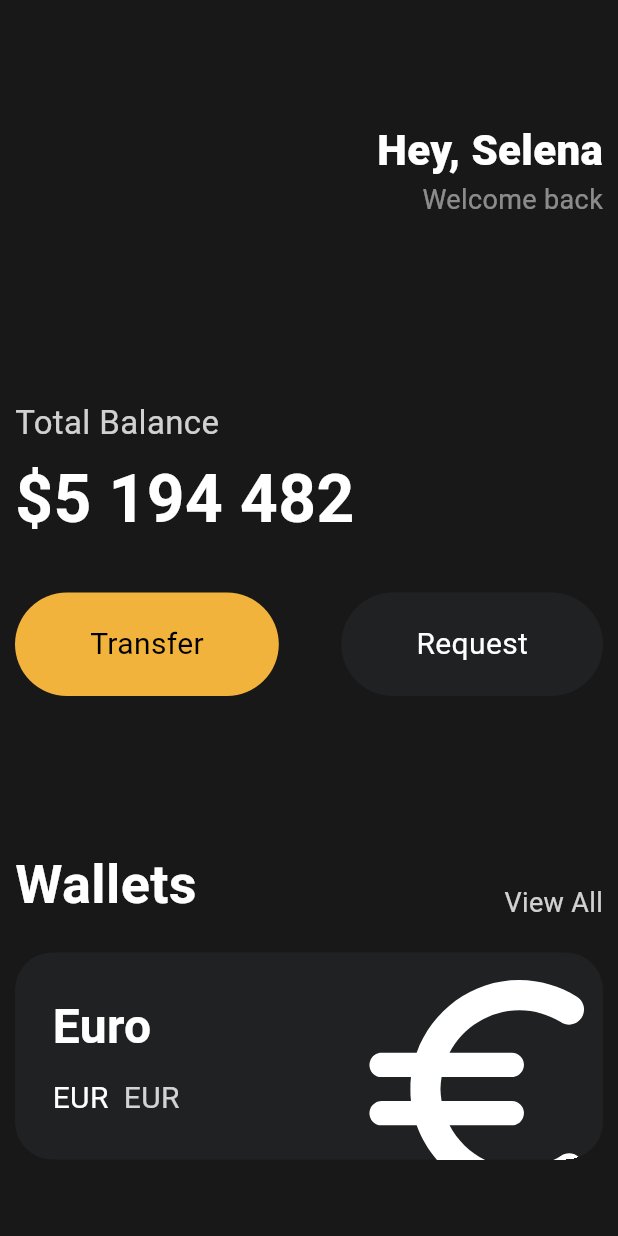
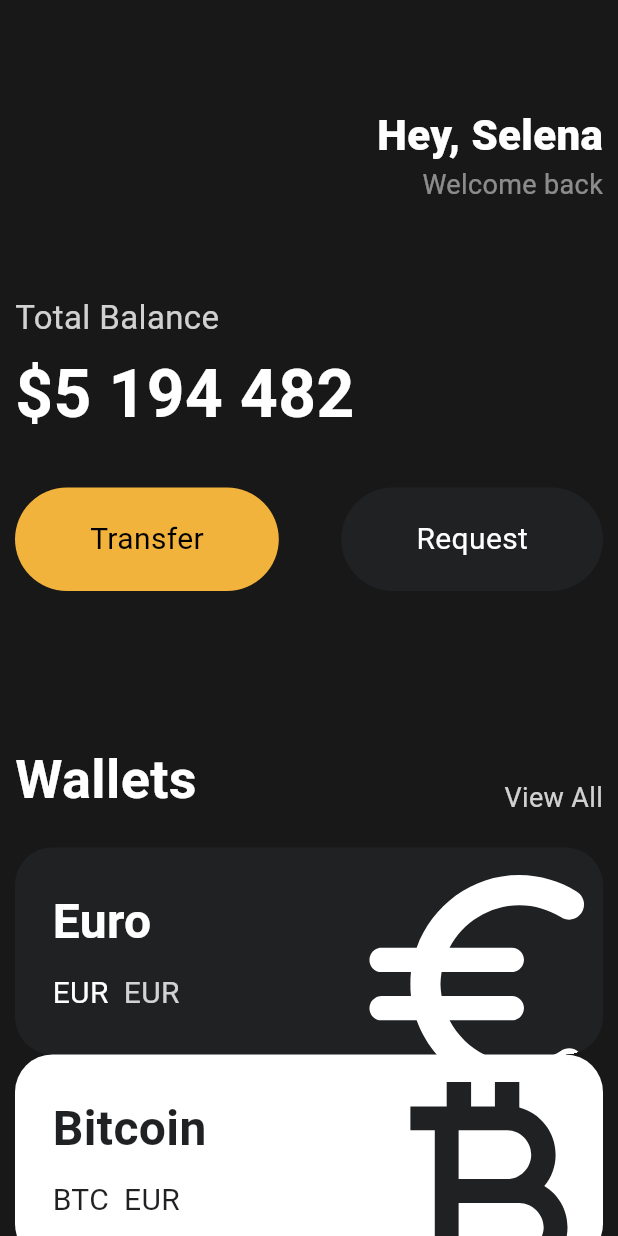
Before and after one commit to kijiwon/toonflix, a Flutter app: the screen it shows after launch, on a phone screen of 412 x 824 dp. Run offline on Flutter 3.47's test engine with Material 3 defaults, Android fonts, the phone set to English and light mode, and no system bars.

Commit message:
currency_card 추가 생성

```diff
--- a/lib/main.dart
+++ b/lib/main.dart
@@ -41,7 +41,7 @@ class MyApp extends StatelessWidget {
             children: [
               // 여백 공간 넣기
               const SizedBox(
-                height: 80,
+                height: 70,
               ),
               Row(
                 // 수평 방향 정렬
@@ -71,7 +71,7 @@ class MyApp extends StatelessWidget {
                 ],
               ),
               const SizedBox(
-                height: 120,
+                height: 60,
               ),
               Text(
                 'Total Balance',
@@ -142,7 +142,22 @@ class MyApp extends StatelessWidget {
                 code: 'EUR',
                 amount: '6 428',
                 icon: Icons.euro_rounded,
-              )
+                isInverted: false,
+              ),
+              const CurrencyCard(
+                name: 'Bitcoin',
+                code: 'BTC',
+                amount: '9 785',
+                icon: Icons.currency_bitcoin,
+                isInverted: true,
+              ),
+              const CurrencyCard(
+                name: 'Dollar',
+                code: 'USD',
+                amount: '428',
+                icon: Icons.attach_money_outlined,
+                isInverted: false,
+              ),
             ],
           ),
         ),
--- a/lib/widgets/currency_card.dart
+++ b/lib/widgets/currency_card.dart
@@ -4,20 +4,27 @@ class CurrencyCard extends StatelessWidget {
   // 프로퍼티 생성
   final String name, code, amount;
   final IconData icon;
+  final bool isInverted;
 
-  const CurrencyCard(
-      {super.key,
-      required this.name,
-      required this.code,
-      required this.amount,
-      required this.icon});
+  // private한 변수를 만들때는 앞에 _를 붙임
+  final _blackColor = const Color(0xFF1F2123);
+
+  const CurrencyCard({
+    super.key,
+    required this.name,
+    required this.code,
+    required this.amount,
+    required this.icon,
+    required this.isInverted,
+  });
 
   @override
   Widget build(BuildContext context) {
     return Container(
       clipBehavior: Clip.hardEdge,
       decoration: BoxDecoration(
-        color: const Color(0xFF1F2123),
+        // isInverted에 따라 색 변경
+        color: isInverted ? Colors.white : _blackColor,
         borderRadius: BorderRadius.circular(25),
       ),
       child: Padding(
@@ -30,8 +37,8 @@ class CurrencyCard extends StatelessWidget {
               children: [
                 Text(
                   name,
-                  style: const TextStyle(
-                    color: Colors.white,
+                  style: TextStyle(
+                    color: isInverted ? _blackColor : Colors.white,
                     fontSize: 32,
                     fontWeight: FontWeight.w600,
                   ),
@@ -43,8 +50,8 @@ class CurrencyCard extends StatelessWidget {
                   children: [
                     Text(
                       code,
-                      style: const TextStyle(
-                        color: Colors.white,
+                      style: TextStyle(
+                        color: isInverted ? _blackColor : Colors.white,
                         fontSize: 20,
                       ),
                     ),
@@ -54,7 +61,9 @@ class CurrencyCard extends StatelessWidget {
                     Text(
                       'EUR',
                       style: TextStyle(
-                        color: Colors.white.withOpacity(0.8),
+                        color: isInverted
+                            ? _blackColor
+                            : Colors.white.withOpacity(0.8),
                         fontSize: 20,
                       ),
                     ),
@@ -71,7 +80,7 @@ class CurrencyCard extends StatelessWidget {
                 ),
                 child: Icon(
                   icon,
-                  color: Colors.white,
+                  color: isInverted ? _blackColor : Colors.white,
                   size: 88,
                 ),
               ),
```
